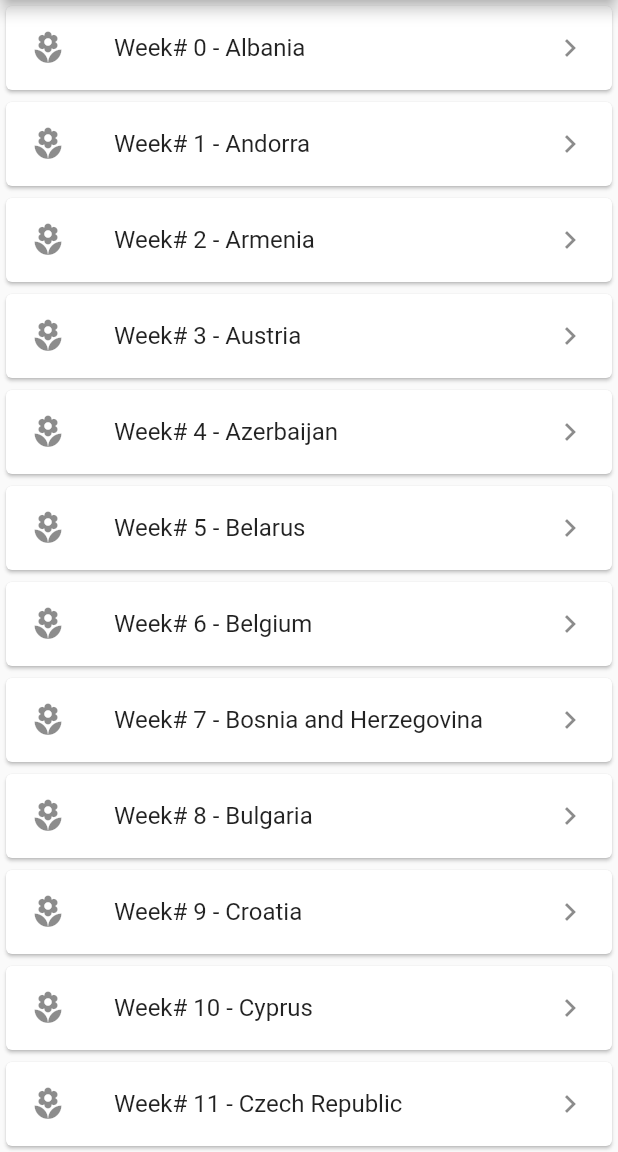
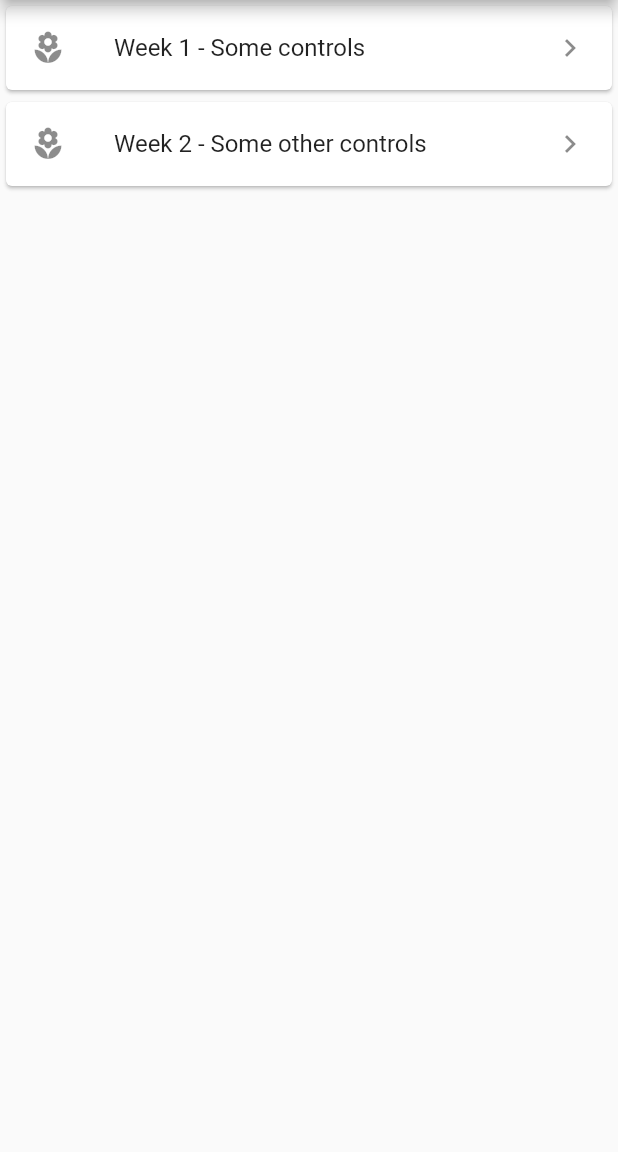
Before and after one commit to SenthilUmapathy79/flutter-widget-of-the-week, a Flutter app: the screen it shows after launch, on a phone screen of 412 x 824 dp, the part 84-1236 px from its top. Run offline on Flutter 3.47's test engine with Material 2 defaults, Android fonts, the phone set to English and light mode, and no system bars.

Commit message:
Local json asset

```diff
--- /dev/null
+++ b/assets/widgets_data.json
@@ -0,0 +1,12 @@
+[
+  {
+    "title": "Week 1 - Some controls",
+    "ytlink": "https://youtube.com",
+    "routeName": "/week1"
+  },
+  {
+    "title": "Week 2 - Some other controls",
+    "ytlink": "https://youtube.com",
+    "routeName": "/week2"
+  }
+]
--- a/lib/base/home.dart
+++ b/lib/base/home.dart
@@ -1,4 +1,7 @@
 import 'package:flutter/material.dart';
+import 'dart:convert';
+
+import 'package:flutter_widget_of_the_week/common/screenargs.dart';
 
 class HomeLayout extends StatelessWidget {
   @override
@@ -8,31 +11,42 @@ class HomeLayout extends StatelessWidget {
 }
 
 Widget _homeListView(BuildContext context) {
-      // backing data
-      final weekTitles = ['Albania', 'Andorra', 'Armenia', 'Austria',
-        'Azerbaijan', 'Belarus', 'Belgium', 'Bosnia and Herzegovina', 'Bulgaria',
-        'Croatia', 'Cyprus', 'Czech Republic', 'Denmark', 'Estonia', 'Finland',
-        'France', 'Georgia', 'Germany', 'Greece', 'Hungary', 'Iceland', 'Ireland',
-        'Italy', 'Kazakhstan', 'Kosovo', 'Latvia', 'Liechtenstein', 'Lithuania',
-        'Luxembourg', 'Macedonia', 'Malta', 'Moldova', 'Monaco', 'Montenegro',
-        'Netherlands', 'Norway', 'Poland', 'Portugal', 'Romania', 'Russia',
-        'San Marino', 'Serbia', 'Slovakia', 'Slovenia', 'Spain', 'Sweden',
-        'Switzerland', 'Turkey', 'Ukraine', 'United Kingdom', 'Vatican City'];
+
+  print('_homeListView123');
+  return FutureBuilder(
+    future:
+        DefaultAssetBundle.of(context).loadString('assets/widgets_data.json'),
+    builder: (context, snapshot) {
+
+      print('FutureBuilder - future');
+      print(snapshot);
+      // Decode the JSON
+      var widgetListData = json.decode(snapshot.data.toString());
+      print(snapshot.data.toString());
 
       return ListView.builder(
-        itemCount: weekTitles.length,
+        itemCount: widgetListData == null ? 0 : widgetListData.length,
         itemBuilder: (context, index) {
-          return Card (
+          return Card(
             child: ListTile(
-            title: Text("Week# " + index.toString() + " - " + weekTitles[index]),
+              title:
+                  Text(widgetListData[index]['title']),
               leading: Icon(Icons.local_florist),
               trailing: Icon(Icons.keyboard_arrow_right),
               onTap: () {
-              print('Week#'+index.toString());
-              Navigator.pushNamed(context, '/week1');
+                print('Navigating to ' + widgetListData[index]['routeName']);
+                Navigator.pushNamed(
+                  context,
+                  widgetListData[index]['routeName'],
+                  arguments: ScreenArguments(
+                      'Accept Arguments Screen',
+                      'This message is extracted in the onGenerateRoute function.',
+                    ));
               },
             ),
           );
         },
       );
+    },
+  );
 }
--- /dev/null
+++ b/lib/common/screenargs.dart
@@ -0,0 +1,6 @@
+class ScreenArguments {
+  final String title;
+  final String message;
+
+  ScreenArguments(this.title, this.message);
+}
--- a/lib/main.dart
+++ b/lib/main.dart
@@ -28,7 +28,7 @@ class MyApp extends StatelessWidget {
         // When navigating to the "/" route, build the FirstScreen widget.
         '/': (context) => HomeScreen(),
         // When navigating to the "/second" route, build the SecondScreen widget.
-        '/week1': (context) => Week1HomeScreen(),
+        Week1HomeScreen.routeName: (context) => Week1HomeScreen(),
       },
       //home: MyHomePage(title: 'Flutter Widget of the week'),
     );
--- a/lib/week1/week1.dart
+++ b/lib/week1/week1.dart
@@ -1,6 +1,22 @@
 import 'package:flutter/material.dart';
 
 class Week1HomeScreen extends StatelessWidget {
+  static const routeName = '/week1';
+
+  final String title;
+  final String message;
+
+  // This Widget accepts the arguments as constructor parameters. It does not
+  // extract the arguments from the ModalRoute.
+  //
+  // The arguments are extracted by the onGenerateRoute function provided to the
+  // MaterialApp widget.
+  const Week1HomeScreen({
+    Key key,
+    @required this.title,
+    @required this.message,
+  }) : super(key: key);
+
   @override
   Widget build(BuildContext context) {
     return Scaffold(
--- a/pubspec.yaml
+++ b/pubspec.yaml
@@ -44,7 +44,8 @@ flutter:
   # assets:
   #  - images/a_dot_burr.jpeg
   #  - images/a_dot_ham.jpeg
-
+  assets:
+    - assets/widgets_data.json
   # An image asset can refer to one or more resolution-specific "variants", see
   # https://flutter.dev/assets-and-images/#resolution-aware.
 
```
Lines whose indentation alone changed are shown as unchanged.
